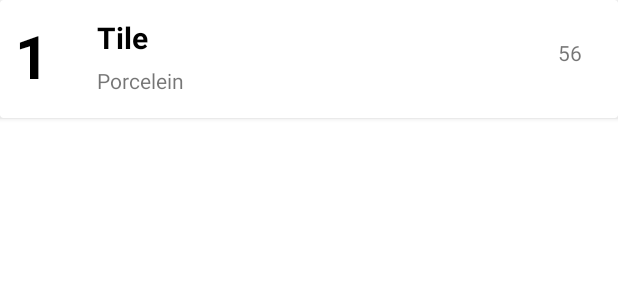
After one commit to tenn2020/Inventory-App, an Android app: the layout product_view.xml on its own in the app's theme, with its tools: preview values and no code run, on a phone screen of 412 x 824 dp. The commit adds this screen. Shown: the top 300 px of the screen. Run offline under Robolectric (Android 15) with nearby library versions, the phone set to English and light mode, and no system bars.

Commit message:
Pushing my things

```diff
--- /dev/null
+++ b/GroupProject/FIM/app/src/main/res/layout/product_view.xml
@@ -0,0 +1,70 @@
+<?xml version="1.0" encoding="utf-8"?>
+<LinearLayout xmlns:android="http://schemas.android.com/apk/res/android"
+    xmlns:app="http://schemas.android.com/apk/res-auto"
+    xmlns:tools="http://schemas.android.com/tools"
+    android:layout_width="match_parent"
+    android:layout_height="match_parent"
+    android:orientation="vertical">
+
+
+    <androidx.cardview.widget.CardView
+        android:layout_width="match_parent"
+        android:layout_height="wrap_content">
+
+        <RelativeLayout
+            android:layout_width="match_parent"
+            android:layout_height="match_parent">
+
+            <TextView
+                android:id="@+id/floor_id_txt"
+                android:layout_width="wrap_content"
+                android:layout_height="wrap_content"
+                android:layout_marginStart="10dp"
+                android:layout_marginTop="10sp"
+                android:layout_marginBottom="10sp"
+                android:text="1"
+                android:textColor="#000000"
+                android:textSize="40sp"
+                android:textStyle="bold" />
+
+            <TextView
+                android:id="@+id/floor_category_txt"
+                android:layout_width="wrap_content"
+                android:layout_height="wrap_content"
+                android:layout_alignParentTop="true"
+                android:layout_marginStart="32dp"
+                android:layout_marginTop="11dp"
+                android:layout_toEndOf="@+id/floor_id_txt"
+                android:text="Tile"
+                android:textColor="#000000"
+                android:textSize="20sp"
+                android:textStyle="bold" />
+
+            <TextView
+                android:id="@+id/floor_type_txt"
+                android:layout_width="wrap_content"
+                android:layout_height="wrap_content"
+
+                android:layout_below="@+id/floor_category_txt"
+                android:layout_alignParentBottom="false"
+                android:layout_marginStart="32dp"
+                android:layout_marginTop="5dp"
+                android:layout_marginBottom="15dp"
+                android:layout_toEndOf="@+id/floor_id_txt"
+                android:text="Porcelein" />
+
+            <TextView
+                android:id="@+id/textView16"
+                android:layout_width="wrap_content"
+                android:layout_height="wrap_content"
+                android:layout_alignParentTop="true"
+                android:layout_alignParentEnd="true"
+                android:layout_alignParentBottom="false"
+                android:layout_marginTop="25dp"
+                android:layout_marginEnd="24dp"
+                android:layout_marginBottom="29dp"
+                android:text="56" />
+
+        </RelativeLayout>
+    </androidx.cardview.widget.CardView>
+</LinearLayout>
```
Also changed, not shown: GroupProject/FIM/app/src/main/java/edu/qc/seclass/fim/Adapters/ProductAdapter.java (+31 -13 lines), GroupProject/FIM/app/src/main/java/edu/qc/seclass/fim/ProductActivity.java (+43 -12 lines), GroupProject/FIM/app/src/main/java/edu/qc/seclass/fim/inventoryDB.java (+13 -0 lines), GroupProject/FIM/app/src/main/res/layout/product_category.xml (deleted, +0 -33 lines).
